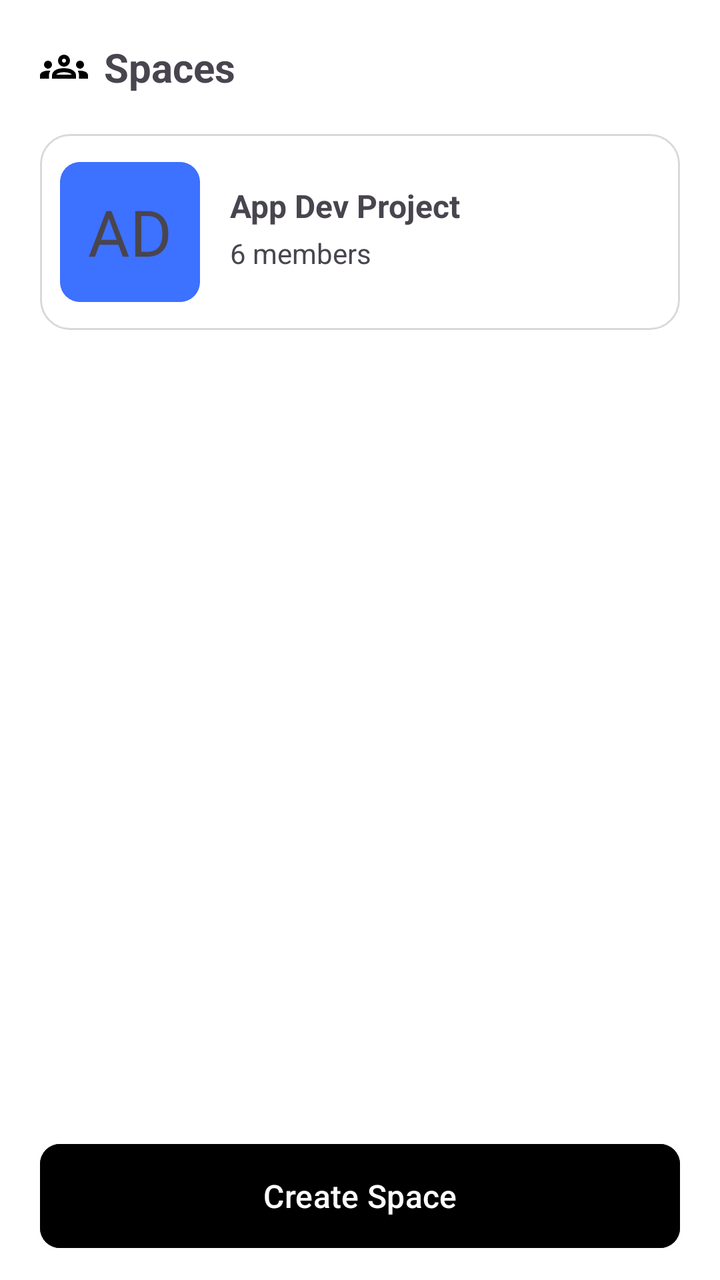
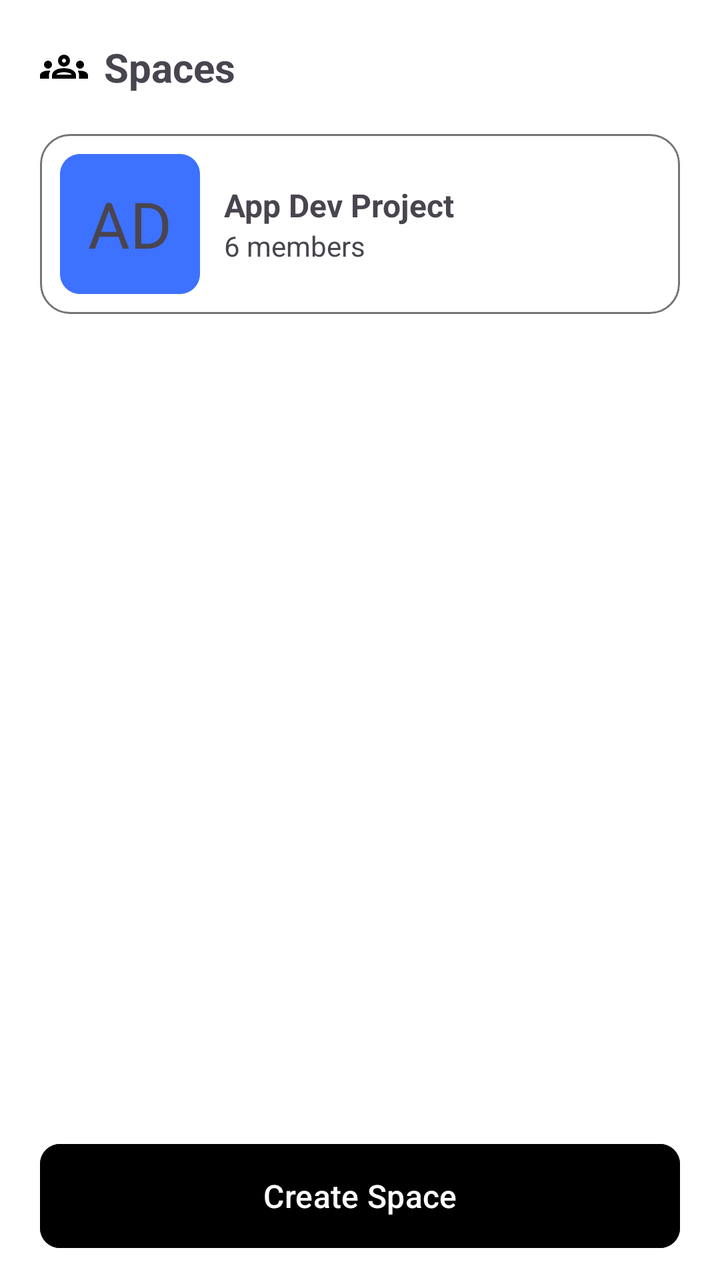

Compare the two renders of this Android layout. The source of the first and the diff that turns it into the second are given below.
<!-- AndroidManifest.xml: application theme Theme.Syncly -->
<!-- res/layout/fragment_spaces.xml -->
<?xml version="1.0" encoding="utf-8"?>
<RelativeLayout xmlns:android="http://schemas.android.com/apk/res/android"
    xmlns:app="http://schemas.android.com/apk/res-auto"
    xmlns:tools="http://schemas.android.com/tools"
    android:id="@+id/main"
    android:layout_width="match_parent"
    android:layout_height="match_parent"
    tools:context=".fragments.Spaces"
    android:background="@color/white">

    <RelativeLayout
        android:layout_width="match_parent"
        android:layout_height="wrap_content"
        android:layout_margin="20dp"
        android:id="@+id/heading"
        android:layout_alignParentTop="true"
        >
        <ImageView
            android:layout_width="wrap_content"
            android:layout_height="wrap_content"
            android:src="@drawable/icon_group"
            android:id="@+id/groupIcon"
            android:layout_centerVertical="true"
            app:tint="@color/black" />

        <TextView
            android:layout_width="wrap_content"
            android:layout_height="wrap_content"
            android:layout_toEndOf="@id/groupIcon"
            android:text="Spaces"
            android:textSize="20dp"
            android:layout_marginLeft="8dp"
            android:textStyle="bold"
            android:layout_centerVertical="true"/>
    </RelativeLayout>

    <ScrollView
        android:layout_width="match_parent"
        android:layout_height="match_parent"
        android:layout_marginHorizontal="20dp"
        android:layout_below="@id/heading"
        android:layout_marginBottom="80dp"
        >
        <LinearLayout
            android:layout_width="match_parent"
            android:layout_height="wrap_content"
            android:orientation="vertical"
            >
            <com.google.android.material.card.MaterialCardView
                android:layout_width="match_parent"
                android:layout_height="98dp"
                android:layout_marginBottom="8dp"
                app:cardCornerRadius="15dp"
                app:strokeColor="@color/gray"
                android:backgroundTint="@color/white"
                >

                <com.google.android.material.card.MaterialCardView
                    android:layout_width="70dp"
                    android:layout_height="70dp"
                    android:layout_gravity="center|start"
                    android:layout_marginStart="10dp"
                    android:background="@color/black"
                    app:cardCornerRadius="10dp"
                    android:backgroundTint="@color/light_blue"
                    app:strokeColor="@color/light_blue">

                    <TextView
                        android:layout_width="wrap_content"
                        android:layout_height="wrap_content"
                        android:layout_gravity="center"
                        android:fontFamily="sans-serif"
                        android:text="AD"
                        android:textSize="32dp" />
                </com.google.android.material.card.MaterialCardView>

                <TextView
                    android:layout_width="wrap_content"
                    android:layout_height="wrap_content"
                    android:layout_marginTop="25dp"
                    android:layout_marginStart="95dp"
                    android:text="App Dev Project"
                    android:fontFamily="sans-serif"
                    android:textStyle="bold"
                    android:textSize="16dp"/>

                <TextView
                    android:layout_width="wrap_content"
                    android:layout_height="wrap_content"
                    android:layout_marginTop="50dp"
                    android:layout_marginStart="95dp"
                    android:text="6 members"
                    android:fontFamily="sans-serif"
                    android:textStyle=""
                    android:textSize="14dp"/>
            </com.google.android.material.card.MaterialCardView>
        </LinearLayout>
    </ScrollView>

    <com.google.android.material.button.MaterialButton
        android:id="@+id/addButton"
        android:layout_width="match_parent"
        android:layout_height="60dp"
        android:text="Create Space"
        android:backgroundTint="@color/black"
        android:textSize="16dp"
        app:cornerRadius="10dp"
        android:layout_marginHorizontal="20dp"
        android:layout_marginBottom="12dp"
        android:layout_alignParentBottom="true"/>

</RelativeLayout>
<!-- resources referenced by this layout -->
<resources>
  <color name="black">#FF000000</color>
  <color name="gray">#D9D9D9</color>
  <color name="light_blue">#3D71FF</color>
  <color name="white">#FFFFFFFF</color>
  <!-- drawable icon_group (drawable) -->
  <vector xmlns:android="http://schemas.android.com/apk/res/android" android:height="24dp" android:tint="#FFFFFF" android:viewportHeight="960" android:viewportWidth="960" android:width="24dp">
  
      <path android:fillColor="@android:color/white" android:pathData="M0,720L0,657Q0,614 44,587Q88,560 160,560Q173,560 185,560.5Q197,561 208,563Q194,584 187,607Q180,630 180,655L180,720L0,720ZM240,720L240,655Q240,623 257.5,596.5Q275,570 307,550Q339,530 383.5,520Q428,510 480,510Q533,510 577.5,520Q622,530 654,550Q686,570 703,596.5Q720,623 720,655L720,720L240,720ZM780,720L780,655Q780,629 773.5,606Q767,583 754,563Q765,561 776.5,560.5Q788,560 800,560Q872,560 916,586.5Q960,613 960,657L960,720L780,720ZM325,640L636,640L636,640Q626,620 580.5,605Q535,590 480,590Q425,590 379.5,605Q334,620 325,640ZM160,520Q127,520 103.5,496.5Q80,473 80,440Q80,406 103.5,383Q127,360 160,360Q194,360 217,383Q240,406 240,440Q240,473 217,496.5Q194,520 160,520ZM800,520Q767,520 743.5,496.5Q720,473 720,440Q720,406 743.5,383Q767,360 800,360Q834,360 857,383Q880,406 880,440Q880,473 857,496.5Q834,520 800,520ZM480,480Q430,480 395,445Q360,410 360,360Q360,309 395,274.5Q430,240 480,240Q531,240 565.5,274.5Q600,309 600,360Q600,410 565.5,445Q531,480 480,480ZM480,400Q497,400 508.5,388.5Q520,377 520,360Q520,343 508.5,331.5Q497,320 480,320Q463,320 451.5,331.5Q440,343 440,360Q440,377 451.5,388.5Q463,400 480,400ZM481,640L481,640Q481,640 481,640Q481,640 481,640Q481,640 481,640Q481,640 481,640L481,640ZM480,360Q480,360 480,360Q480,360 480,360Q480,360 480,360Q480,360 480,360Q480,360 480,360Q480,360 480,360Q480,360 480,360Q480,360 480,360Z"/>
  
  </vector>
  <style name="Theme.Syncly" parent="Base.Theme.Syncly" />
  <style name="Base.Theme.Syncly" parent="Theme.Material3.DayNight.NoActionBar">
          
          
      </style>
</resources>

<!-- the commit's change to res/layout/fragment_spaces.xml (unified diff, before → after) -->
@@ -41,60 +41,65 @@
         android:layout_below="@id/heading"
         android:layout_marginBottom="80dp"
         >
-        <LinearLayout
-            android:layout_width="match_parent"
-            android:layout_height="wrap_content"
-            android:orientation="vertical"
-            >
             <com.google.android.material.card.MaterialCardView
                 android:layout_width="match_parent"
-                android:layout_height="98dp"
+                android:layout_height="94dp"
                 android:layout_marginBottom="8dp"
                 app:cardCornerRadius="15dp"
                 app:strokeColor="@color/gray"
                 android:backgroundTint="@color/white"
+                android:id="@+id/spacesBtn"
                 >
+                <LinearLayout
+                    android:layout_width="match_parent"
+                    android:layout_height="match_parent"
+                    android:orientation="horizontal"
+                    android:padding="10dp">
+                    <com.google.android.material.card.MaterialCardView
+                        android:layout_width="70dp"
+                        android:layout_height="70dp"
+                        android:layout_gravity="center|start"
+                        android:background="@color/black"
+                        app:cardCornerRadius="10dp"
+                        android:backgroundTint="@color/light_blue"
+                        app:strokeColor="@color/light_blue"
+                        >
 
-                <com.google.android.material.card.MaterialCardView
-                    android:layout_width="70dp"
-                    android:layout_height="70dp"
-                    android:layout_gravity="center|start"
-                    android:layout_marginStart="10dp"
-                    android:background="@color/black"
-                    app:cardCornerRadius="10dp"
-                    android:backgroundTint="@color/light_blue"
-                    app:strokeColor="@color/light_blue">
+                        <TextView
+                            android:layout_width="wrap_content"
+                            android:layout_height="wrap_content"
+                            android:layout_gravity="center"
+                            android:fontFamily="sans-serif"
+                            android:text="AD"
+                            android:textSize="32dp"
+                            android:id="@+id/initials"/>
+                    </com.google.android.material.card.MaterialCardView>
 
-                    <TextView
-                        android:layout_width="wrap_content"
-                        android:layout_height="wrap_content"
-                        android:layout_gravity="center"
-                        android:fontFamily="sans-serif"
-                        android:text="AD"
-                        android:textSize="32dp" />
-                </com.google.android.material.card.MaterialCardView>
+                    <LinearLayout
+                        android:layout_width="match_parent"
+                        android:layout_height="match_parent"
+                        android:gravity="center_vertical"
+                        android:orientation="vertical"
+                        android:layout_marginLeft="12dp">
+                        <TextView
+                            android:layout_width="wrap_content"
+                            android:layout_height="wrap_content"
+                            android:text="App Dev Project"
+                            android:fontFamily="sans-serif"
+                            android:textStyle="bold"
+                            android:textSize="16dp"
+                            android:id="@+id/name"/>
 
-                <TextView
-                    android:layout_width="wrap_content"
-                    android:layout_height="wrap_content"
-                    android:layout_marginTop="25dp"
-                    android:layout_marginStart="95dp"
-                    android:text="App Dev Project"
-                    android:fontFamily="sans-serif"
-                    android:textStyle="bold"
-                    android:textSize="16dp"/>
-
-                <TextView
-                    android:layout_width="wrap_content"
-                    android:layout_height="wrap_content"
-                    android:layout_marginTop="50dp"
-                    android:layout_marginStart="95dp"
-                    android:text="6 members"
-                    android:fontFamily="sans-serif"
-                    android:textStyle=""
-                    android:textSize="14dp"/>
+                        <TextView
+                            android:layout_width="wrap_content"
+                            android:layout_height="wrap_content"
+                            android:text="6 members"
+                            android:fontFamily="sans-serif"
+                            android:textSize="14dp"
+                            android:id="@+id/membersCount"/>
+                    </LinearLayout>
+                </LinearLayout>
             </com.google.android.material.card.MaterialCardView>
-        </LinearLayout>
     </ScrollView>
 
     <com.google.android.material.button.MaterialButton
<!-- resource entries referenced after the edit -->
@@ -1,7 +1,7 @@
 <!-- resources referenced by this layout -->
 <resources>
   <color name="black">#FF000000</color>
-  <color name="gray">#D9D9D9</color>
+  <color name="gray">#757575</color>
   <color name="light_blue">#3D71FF</color>
   <color name="white">#FFFFFFFF</color>
   <!-- drawable icon_group (drawable) -->
